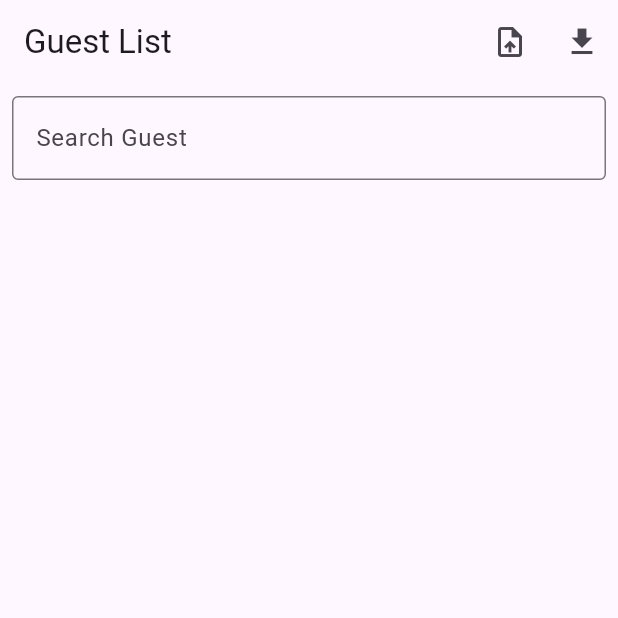
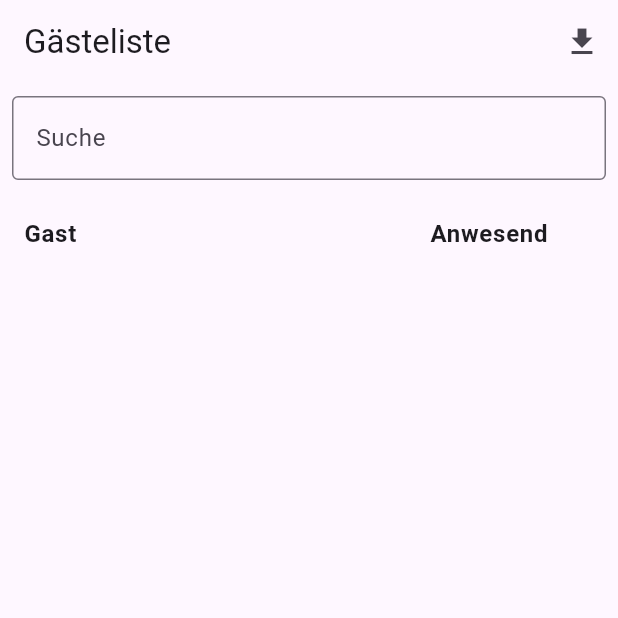
Before and after one commit to SnIpPzILoCo/Triopt-Checklist, a Flutter app: the screen it shows after launch, after a tap on the "download" icon, on a phone screen of 412 x 824 dp, the top half of it. Run offline on Flutter 3.47's test engine with Material 3 defaults, Android fonts, the phone set to English and light mode, and no system bars; our stand-ins replace file_picker, permission_handler; missing offline and left inert: excel.

Commit message:
Made changes to work on Android

```diff
--- /dev/null
+++ b/devtools_options.yaml
@@ -0,0 +1,3 @@
+description: This file stores settings for Dart & Flutter DevTools.
+documentation: https://docs.flutter.dev/tools/devtools/extensions#configure-extension-enablement-states
+extensions:
--- a/lib/excel_service.dart
+++ b/lib/excel_service.dart
@@ -1,10 +1,11 @@
 import 'package:excel/excel.dart';
-import 'package:flutter/services.dart';
 import 'dart:io';
 import 'guest.dart';
 import 'package:path_provider/path_provider.dart';
+import 'package:flutter/services.dart';
+import 'package:file_picker/file_picker.dart';
+import 'package:permission_handler/permission_handler.dart';
 
-//TODO: IMPORTANT! Find a way to make the code work at line 29.
 class ExcelService {
   Future<List<Guest>> readGuestsFromExcel(File file) async {
     final bytes = file.readAsBytesSync();
@@ -13,34 +14,66 @@ class ExcelService {
 
     for (var table in excel.tables.keys) {
       var sheet = excel.tables[table];
+      bool isFirstRow = true;
       for (var row in sheet!.rows) {
-        guests.add(Guest(name: row[0]!.value.toString()));
+        if (isFirstRow) {
+          isFirstRow = false;
+          continue; // Skip the first row (headline)
+        }
+        guests.add(Guest(
+          name: row[0]?.value.toString() ?? '',
+          isChecked: (row[1]?.value ?? 'false').toString().toLowerCase() == 'true',
+        ));
       }
     }
 
     return guests;
   }
 
-  Future<File> exportGuestsToExcel(List<Guest> guests) async {
+  Future<void> exportGuestsToExcel(List<Guest> guests) async {
     var excel = Excel.createExcel();
     Sheet sheetObject = excel['Sheet1'];
 
+    // Add the title row
+    sheetObject.appendRow([
+      const TextCellValue('Gast'),
+      const TextCellValue('Anwesend'),
+    ]);
+
     for (var guest in guests) {
-      sheetObject.appendRow([guest.name]);
+      sheetObject.appendRow([
+        TextCellValue(guest.name),
+        TextCellValue(guest.isChecked ? 'true' : 'false'),
+      ]);
     }
 
-    var bytes = excel.encode();
-    final directory = await getApplicationDocumentsDirectory();
-    final file = File('${directory.path}/exported_guest_list.xlsx');
-    file.writeAsBytesSync(bytes!);
-    return file;
+    var bytes = excel.encode()!;
+
+    // Request permissions
+    if (await Permission.storage.request().isGranted) {
+      // Prompt user to select a file location to save the exported file
+      String? outputPath = await FilePicker.platform.saveFile(
+        dialogTitle: 'Als Excel Tabelle abspeichern',
+        fileName: 'test.xlsx',
+        type: FileType.custom,
+        allowedExtensions: ['xlsx'],
+      );
+
+      if (outputPath != null) {
+        final file = File(outputPath);
+        await file.writeAsBytes(bytes, flush: true);
+      }
+    } else {
+      // Handle permission denied
+      throw Exception("Storage permission denied");
+    }
   }
 
   Future<File> getAssetExcelFile(String path) async {
     final byteData = await rootBundle.load(path);
     final bytes = byteData.buffer.asUint8List();
     final directory = await getApplicationDocumentsDirectory();
-    final file = File('${directory.path}/guest_list.xlsx');
+    final file = File('${directory.path}/test.xlsx');
     await file.writeAsBytes(bytes, flush: true);
     return file;
   }
--- a/lib/guest.dart
+++ b/lib/guest.dart
@@ -1,5 +1,6 @@
 class Guest {
   final String name;
+  bool isChecked;
 
-  Guest({required this.name});
+  Guest({required this.name, this.isChecked = false});
 }
--- a/lib/guest_provider.dart
+++ b/lib/guest_provider.dart
@@ -7,21 +7,14 @@ class GuestProvider with ChangeNotifier {
 
   List<Guest> get guests => _filteredGuests;
 
-  void addGuest(Guest guest) {
-    _guests.add(guest);
-    _filteredGuests = List.from(_guests);
-    notifyListeners();
-  }
-
   void setGuests(List<Guest> guests) {
     _guests = guests;
     _filteredGuests = List.from(_guests);
     notifyListeners();
   }
 
-  void clearGuests() {
-    _guests.clear();
-    _filteredGuests.clear();
+  void toggleGuestCheck(int index) {
+    _filteredGuests[index].isChecked = !_filteredGuests[index].isChecked;
     notifyListeners();
   }
 
--- a/lib/main.dart
+++ b/lib/main.dart
@@ -3,8 +3,6 @@ import 'package:provider/provider.dart';
 import 'guest_provider.dart';
 import 'excel_service.dart';
 
-//TODO: Make Site prettier(Menu, Animations, Centering, Import/Export buttons etc.).
-//TODO: Ignore or Solve Messages.
 void main() {
   runApp(
     MultiProvider(
@@ -22,31 +20,42 @@ class MyApp extends StatelessWidget {
   @override
   Widget build(BuildContext context) {
     return MaterialApp(
-      title: 'Checklist App',
+      title: 'Triopt Checklist App',
       theme: ThemeData(
         primarySwatch: Colors.blue,
       ),
-      home: GuestListScreen(),
+      home: const GuestListScreen(),
     );
   }
 }
 
-class GuestListScreen extends StatelessWidget {
+class GuestListScreen extends StatefulWidget {
+  const GuestListScreen({super.key});
+
+  @override
+  _GuestListScreenState createState() => _GuestListScreenState();
+}
+
+class _GuestListScreenState extends State<GuestListScreen> {
   final ExcelService excelService = ExcelService();
 
-  GuestListScreen({super.key});
+  @override
+  void initState() {
+    super.initState();
+    loadGuests();
+  }
 
-  Future<void> importGuests(BuildContext context) async {
+  Future<void> loadGuests() async {
     final file = await excelService.getAssetExcelFile('assets/test.xlsx');
     final guests = await excelService.readGuestsFromExcel(file);
-    context.read<GuestProvider>().setGuests(guests);
+    Provider.of<GuestProvider>(context, listen: false).setGuests(guests);
   }
 
-  Future<void> exportGuests(BuildContext context) async {
-    final guests = context.read<GuestProvider>().guests;
-    final file = await excelService.exportGuestsToExcel(guests);
+  Future<void> exportGuests() async {
+    final guests = Provider.of<GuestProvider>(context, listen: false).guests;
+    await excelService.exportGuestsToExcel(guests);
     ScaffoldMessenger.of(context).showSnackBar(
-      SnackBar(content: Text('Exported to: ${file.path}')),
+      const SnackBar(content: Text('Export Completed')),
     );
   }
 
@@ -54,15 +63,11 @@ class GuestListScreen extends StatelessWidget {
   Widget build(BuildContext context) {
     return Scaffold(
       appBar: AppBar(
-        title: const Text('Guest List'),
+        title: const Text('Gästeliste'),
         actions: [
           IconButton(
-            icon: const Icon(Icons.upload_file),
-            onPressed: () => importGuests(context),
-          ),
-          IconButton(
             icon: const Icon(Icons.download),
-            onPressed: () => exportGuests(context),
+            onPressed: exportGuests,
           ),
         ],
       ),
@@ -72,11 +77,11 @@ class GuestListScreen extends StatelessWidget {
             padding: const EdgeInsets.all(8.0),
             child: TextField(
               decoration: const InputDecoration(
-                labelText: 'Search Guest',
+                labelText: 'Suche',
                 border: OutlineInputBorder(),
               ),
               onChanged: (query) {
-                context.read<GuestProvider>().searchGuests(query);
+                Provider.of<GuestProvider>(context, listen: false).searchGuests(query);
               },
             ),
           ),
@@ -84,12 +89,55 @@ class GuestListScreen extends StatelessWidget {
             child: Consumer<GuestProvider>(
               builder: (context, guestProvider, child) {
                 return ListView.builder(
-                  itemCount: guestProvider.guests.length,
+                  itemCount: guestProvider.guests.length + 1, // +1 for the title row
                   itemBuilder: (context, index) {
-                    final guest = guestProvider.guests[index];
-                    return ListTile(
-                      title: Text(guest.name),
-                    );
+                    if (index == 0) {
+                      return const ListTile(
+                        title: Row(
+                          children: [
+                            Expanded(
+                              flex: 2,
+                              child: Text(
+                                'Gast',
+                                style: TextStyle(fontWeight: FontWeight.bold),
+                              ),
+                            ),
+                            Expanded(
+                              flex: 1,
+                              child: Center(
+                                child: Text(
+                                  'Anwesend',
+                                  style: TextStyle(fontWeight: FontWeight.bold),
+                                ),
+                              ),
+                            ),
+                          ],
+                        ),
+                      );
+                    } else {
+                      final guest = guestProvider.guests[index - 1];
+                      return ListTile(
+                        title: Row(
+                          children: [
+                            Expanded(
+                              flex: 2,
+                              child: Text(guest.name),
+                            ),
+                            Expanded(
+                              flex: 1,
+                              child: Center(
+                                child: Checkbox(
+                                  value: guest.isChecked,
+                                  onChanged: (bool? value) {
+                                    guestProvider.toggleGuestCheck(index - 1);
+                                  },
+                                ),
+                              ),
+                            ),
+                          ],
+                        ),
+                      );
+                    }
                   },
                 );
               },
```
Also changed, not shown: pubspec.yaml (+2 -6 lines), pubspec.lock, 3 other files.
